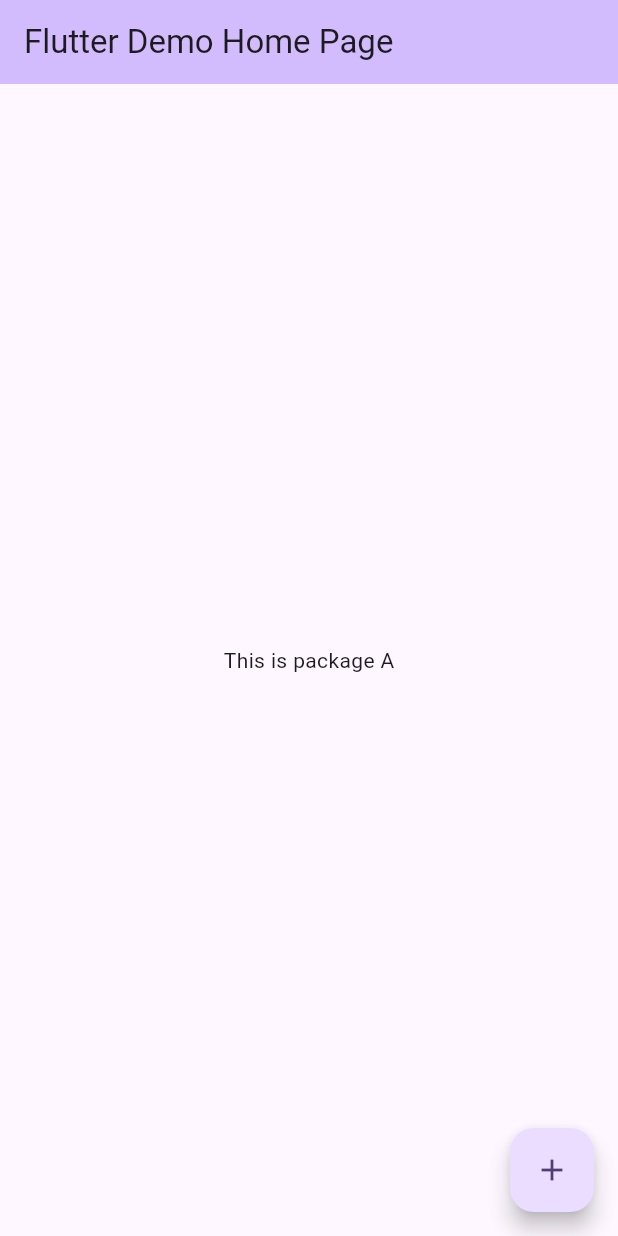
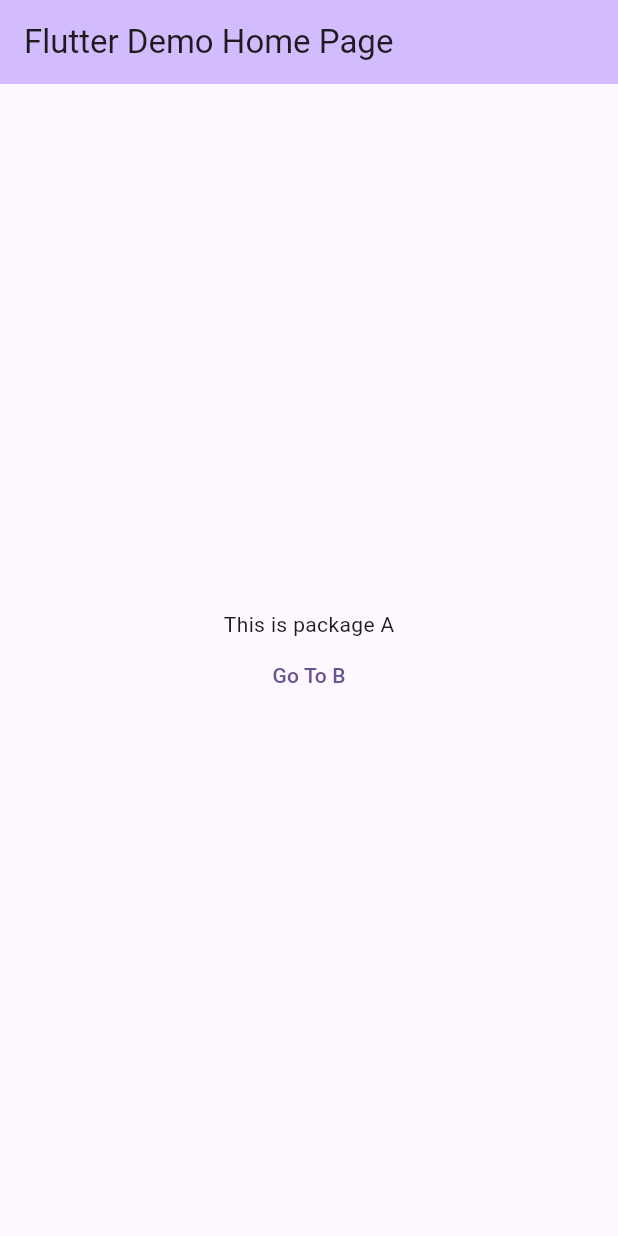
Before and after one commit to joginderunico/package_a, a Flutter app: the screen it shows after launch, on a phone screen of 412 x 824 dp. Run offline on Flutter 3.47's test engine with Material 3 defaults, Android fonts, the phone set to English and light mode, and no system bars; our stand-ins replace get; missing offline and left inert: package_b.

```diff
--- a/lib/main.dart
+++ b/lib/main.dart
@@ -46,14 +46,17 @@ class _PackageAState extends State<PackageA> {
       body: Center(
         child: Column(
           mainAxisAlignment: MainAxisAlignment.center,
-          children: <Widget>[const Text('This is package A')],
+          children: <Widget>[
+            const Text('This is package A'),
+            TextButton(onPressed: goTo, child: Text('Go To B')),
+          ],
         ),
       ),
-      floatingActionButton: FloatingActionButton(
-        onPressed: goTo,
-        tooltip: 'Go',
-        child: const Icon(Icons.add),
-      ),
+      // floatingActionButton: FloatingActionButton(
+      //   onPressed: goTo,
+      //   tooltip: 'Go',
+      //   child: const Icon(Icons.add),
+      // ),
     );
   }
 }
```
Also changed, not shown: pubspec.lock.
